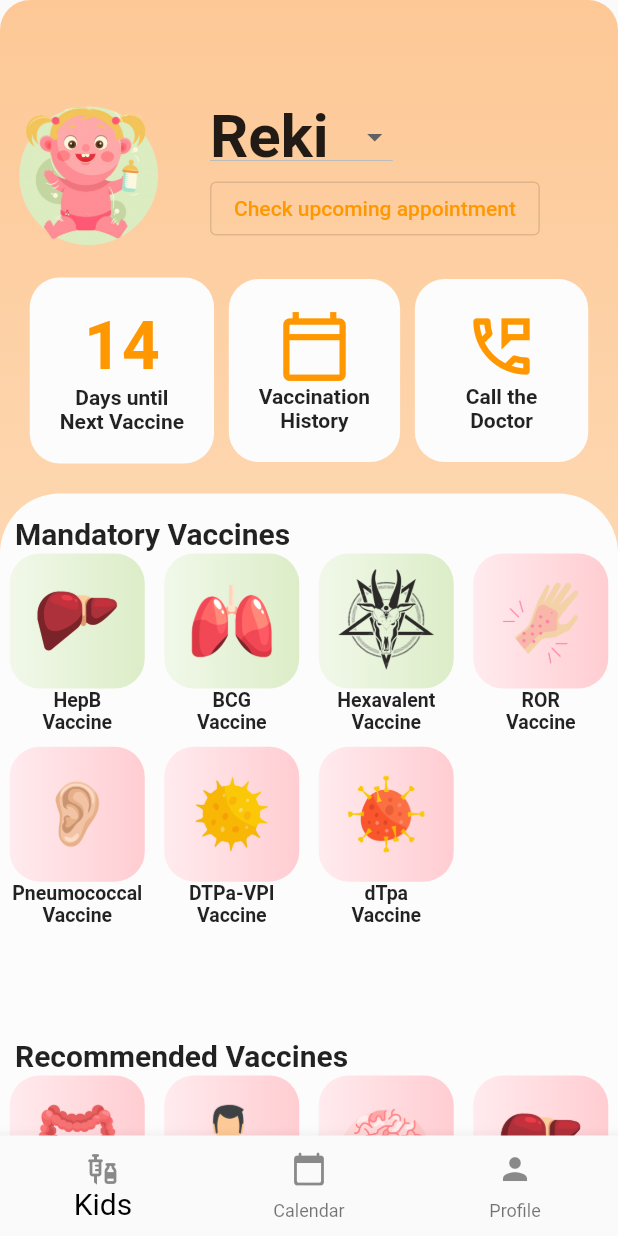
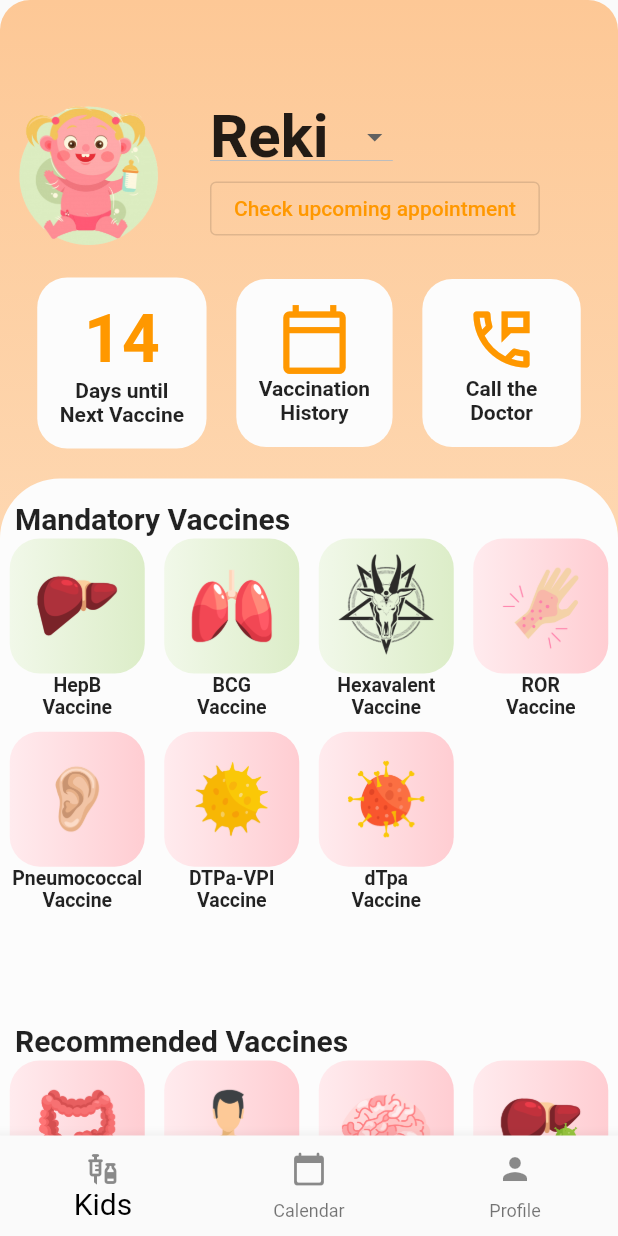
Before and after one commit to bjudob/duckcination, a Flutter app: the screen it shows after launch, on a phone screen of 412 x 824 dp. Run offline on Flutter 3.47's test engine with Material 2 defaults, Android fonts, the phone set to English and light mode, and no system bars; our stand-ins replace countup, firebase_core, settings_ui, table_calendar, video_player; accounts and stored records are empty; Roboto replaces fonts that are missing (Georgia).

Commit message:
Duckhome <3 - smaller bigbutton

```diff
--- a/lib/ui/elements/big_button.dart
+++ b/lib/ui/elements/big_button.dart
@@ -43,7 +43,7 @@ class _BigButtonState extends State<BigButton> {
         }
       },
       child: Padding(
-        padding: const EdgeInsets.fromLTRB(0,20,0,0),
+        padding: const EdgeInsets.fromLTRB(5,20,5,0),
         child: Container(
           padding: const EdgeInsets.all(5),
           /*decoration: BoxDecoration(
@@ -55,7 +55,7 @@ class _BigButtonState extends State<BigButton> {
               borderRadius: BorderRadius.all(Radius.circular(20))
           ),
           child: Padding(
-            padding: const EdgeInsets.fromLTRB(15,15,15,15),
+            padding: const EdgeInsets.fromLTRB(10,10,10,10),
             child: Column(
               children: getContent(),
             ),
```
